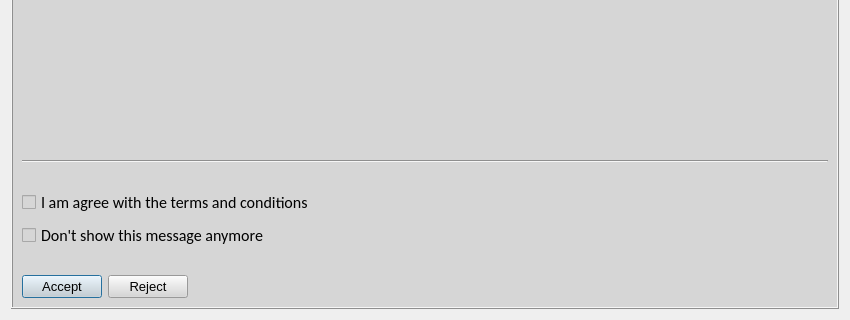
Before: the Qt Designer form common/gui/forms/license_window.ui in FedorIvanov37/signal, drawn with Qt 5; both pictures show x 0 to 850 and y 630 to 950 of the 850 by 950 pixel window.
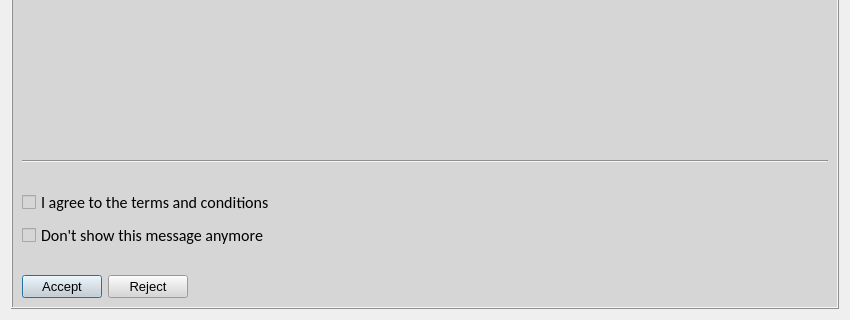
After: the same form once the commit is applied.

Diff of the .ui file:
```diff
--- a/common/gui/forms/license_window.ui
+++ b/common/gui/forms/license_window.ui
@@ -200,7 +200,7 @@
            </font>
           </property>
           <property name="text">
-           <string>I am agree with the terms and conditions</string>
+           <string>I agree to the terms and conditions</string>
           </property>
          </widget>
         </item>
```
